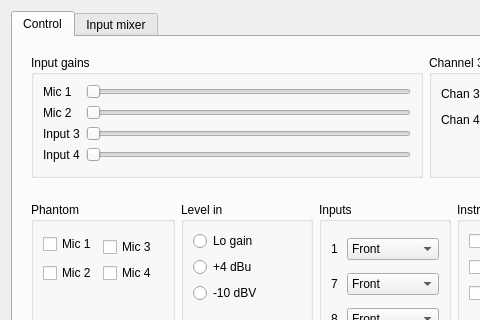
Before: the Qt Designer form libffado/support/mixer-qt4/ffado/mixer/rme.ui in adiknoth/ffado, drawn with Qt 5; both pictures show x 0 to 480 and y 0 to 320 of the 637 by 781 pixel window.
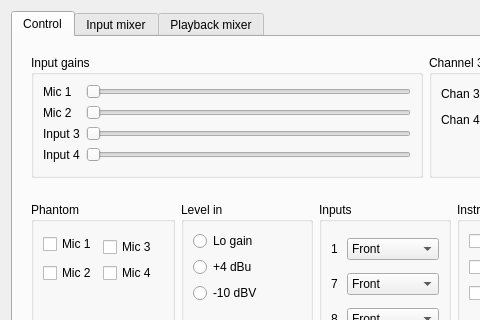
After: the same form once the commit is applied.

Commit message: rme: refine input matrix mixer channel names.  Add low level support for mixer channel phase inversion and muting (untested).  Add playback mixer to RME ffado-mixer.

Diff of the .ui file:
```diff
--- a/libffado/support/mixer-qt4/ffado/mixer/rme.ui
+++ b/libffado/support/mixer-qt4/ffado/mixer/rme.ui
@@ -1093,6 +1093,11 @@
        <string>Input mixer</string>
       </attribute>
      </widget>
+     <widget class="QWidget" name="playbackmixer">
+      <attribute name="title">
+       <string>Playback mixer</string>
+      </attribute>
+     </widget>
     </widget>
    </item>
   </layout>
```
Left out of the diff: 727 changed lines with no effect on the pictures. The commit also changes 6 other files.
